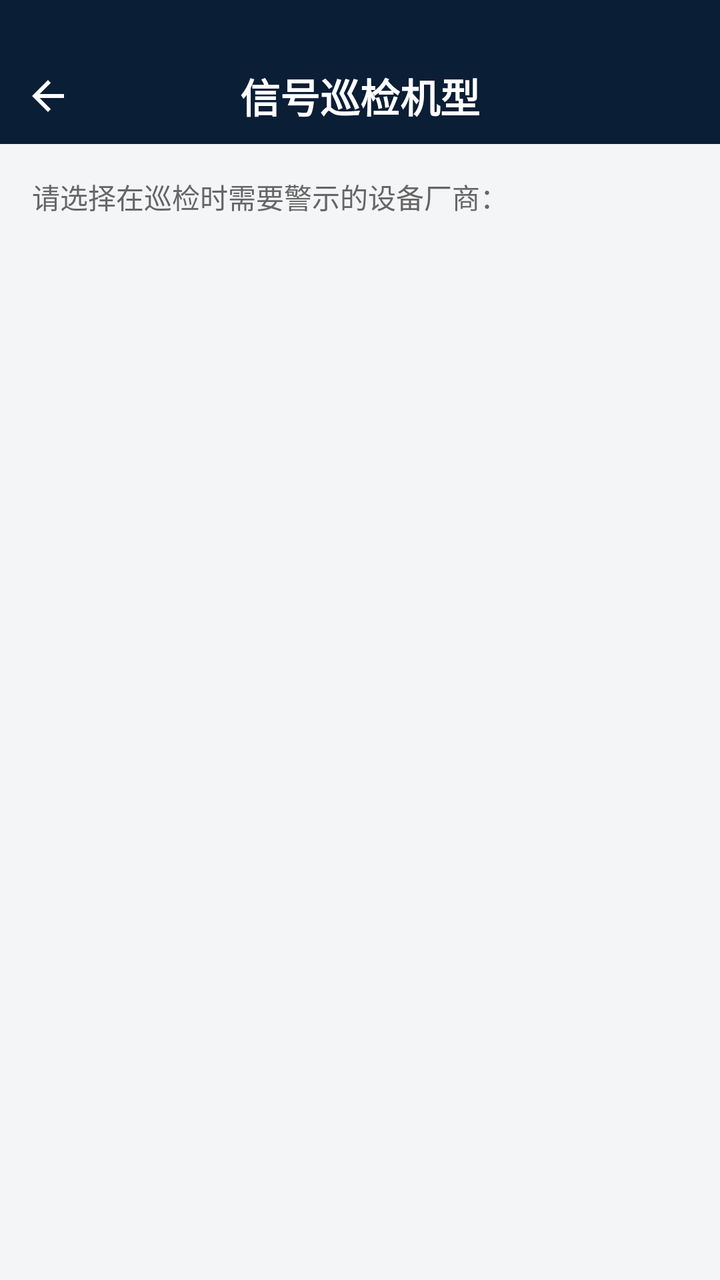
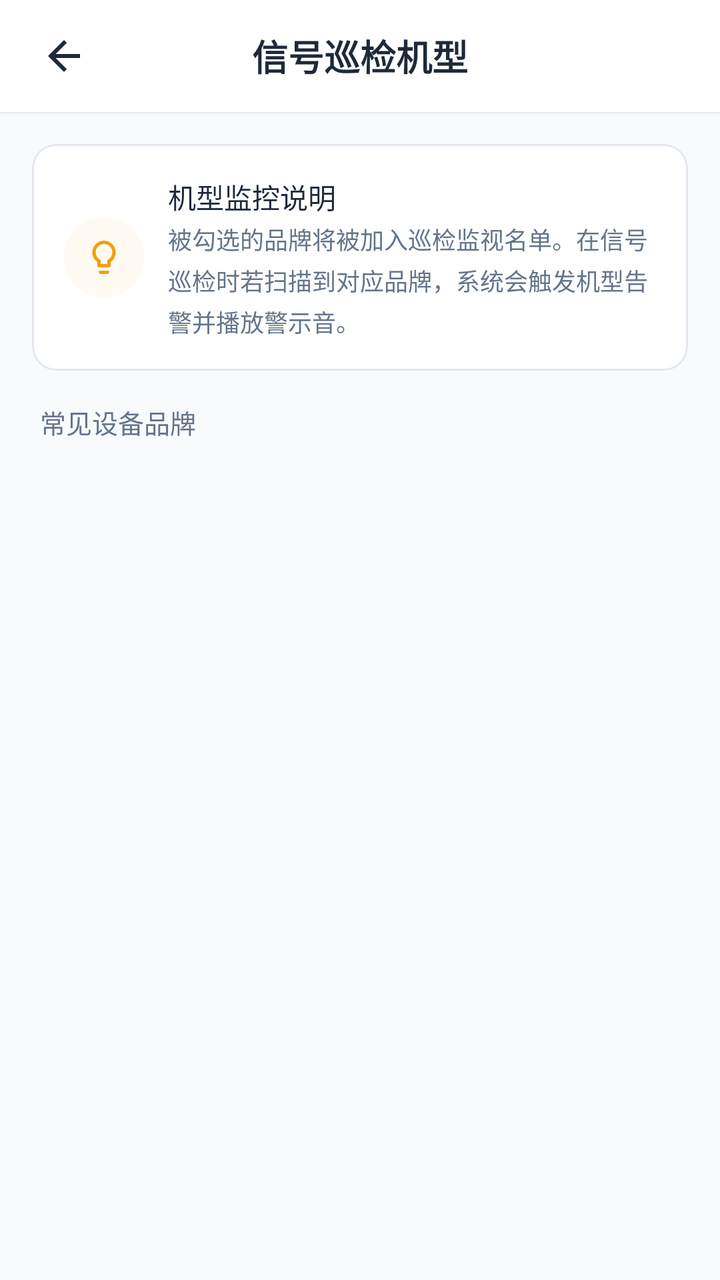

Before-and-after screenshots of an Android layout around one commit, followed by the original layout XML and the change that was made.
<!-- AndroidManifest.xml: application theme Theme.Signal_dectect -->
<!-- res/layout/activity_device_model.xml -->
<?xml version="1.0" encoding="utf-8"?>
<LinearLayout xmlns:android="http://schemas.android.com/apk/res/android"
    xmlns:app="http://schemas.android.com/apk/res-auto"
    android:layout_width="match_parent"
    android:layout_height="match_parent"
    android:orientation="vertical"
    android:background="#F4F5F7">

    
    <FrameLayout
        android:layout_width="match_parent"
        android:layout_height="72dp"
        android:background="#0A1E36"
        android:paddingTop="24dp">
        
        <ImageView
            android:id="@+id/iv_back"
            android:layout_width="48dp"
            android:layout_height="48dp"
            android:padding="12dp"
            android:src="@drawable/ic_back"
            android:layout_gravity="start|center_vertical"
            app:tint="#FFFFFF" />

        <TextView
            android:layout_width="wrap_content"
            android:layout_height="wrap_content"
            android:layout_gravity="center"
            android:text="信号巡检机型"
            android:textColor="#FFFFFF"
            android:textSize="20sp"
            android:fontFamily="sans-serif-black" />
    </FrameLayout>

    <TextView
        android:layout_width="match_parent"
        android:layout_height="wrap_content"
        android:padding="16dp"
        android:text="请选择在巡检时需要警示的设备厂商："
        android:textColor="#666666"
        android:textSize="14sp" />

    <androidx.recyclerview.widget.RecyclerView
        android:id="@+id/recycler_view"
        android:layout_width="match_parent"
        android:layout_height="match_parent"
        android:padding="8dp"
        android:clipToPadding="false" />

</LinearLayout>
<!-- resources referenced by this layout -->
<resources>
  <!-- drawable ic_back (drawable) -->
  <vector xmlns:android="http://schemas.android.com/apk/res/android"
      android:width="24dp"
      android:height="24dp"
      android:viewportWidth="24"
      android:viewportHeight="24">
    <path
        android:fillColor="#000000"
        android:pathData="M20,11H7.83l5.59,-5.59L12,4l-8,8l8,8l1.41,-1.41L7.83,13H20v-2z"/>
  </vector>
  <style name="Theme.Signal_dectect" parent="Theme.MaterialComponents.DayNight.NoActionBar">
          
          <item name="colorPrimary">@color/primary</item>
          <item name="colorPrimaryVariant">@color/primary_variant</item>
          <item name="colorOnPrimary">@color/on_primary</item>
          
          
          <item name="colorSecondary">@color/secondary</item>
          <item name="colorSecondaryVariant">@color/secondary_variant</item>
          <item name="colorOnSecondary">@color/on_secondary</item>
          
          
          <item name="android:windowBackground">@color/background</item>
          <item name="colorSurface">@color/surface</item>
          
          
          <item name="android:statusBarColor">@color/background</item>
          <item name="android:windowLightStatusBar">true</item>
          
          
      </style>
  <color name="primary">#2563EB</color>
  <color name="primary_variant">#1D4ED8</color>
  <color name="on_primary">#FFFFFF</color>
  <color name="secondary">#0EA5E9</color>
  <color name="secondary_variant">#0284C7</color>
  <color name="on_secondary">#FFFFFF</color>
  <color name="background">#F8FAFC</color>
  <color name="surface">#FFFFFF</color>
</resources>

<!-- the commit's change to res/layout/activity_device_model.xml (unified diff, before → after) -->
@@ -4,47 +4,117 @@
     android:layout_width="match_parent"
     android:layout_height="match_parent"
     android:orientation="vertical"
-    android:background="#F4F5F7">
+    android:background="@color/background">
 
     
-    <FrameLayout
+    <RelativeLayout
         android:layout_width="match_parent"
-        android:layout_height="72dp"
-        android:background="#0A1E36"
-        android:paddingTop="24dp">
-        
+        android:layout_height="56dp"
+        android:background="@color/surface"
+        android:elevation="1dp">
+
         <ImageView
             android:id="@+id/iv_back"
             android:layout_width="48dp"
             android:layout_height="48dp"
+            android:layout_alignParentStart="true"
+            android:layout_centerVertical="true"
+            android:layout_marginStart="8dp"
+            android:background="?android:attr/selectableItemBackgroundBorderless"
             android:padding="12dp"
             android:src="@drawable/ic_back"
-            android:layout_gravity="start|center_vertical"
-            app:tint="#FFFFFF" />
+            app:tint="@color/text_primary" />
 
         <TextView
             android:layout_width="wrap_content"
             android:layout_height="wrap_content"
-            android:layout_gravity="center"
+            android:layout_centerInParent="true"
+            android:fontFamily="sans-serif-black"
             android:text="信号巡检机型"
-            android:textColor="#FFFFFF"
-            android:textSize="20sp"
-            android:fontFamily="sans-serif-black" />
-    </FrameLayout>
+            android:textColor="@color/text_primary"
+            android:textSize="18sp" />
+    </RelativeLayout>
 
+    
+    <com.google.android.material.card.MaterialCardView
+        android:layout_width="match_parent"
+        android:layout_height="wrap_content"
+        android:layout_marginHorizontal="16dp"
+        android:layout_marginTop="16dp"
+        android:layout_marginBottom="8dp"
+        app:cardCornerRadius="12dp"
+        app:cardElevation="0dp"
+        app:strokeWidth="1dp"
+        app:strokeColor="#E2E8F0"
+        app:cardBackgroundColor="@color/surface">
+
+        <LinearLayout
+            android:layout_width="match_parent"
+            android:layout_height="wrap_content"
+            android:orientation="horizontal"
+            android:padding="16dp"
+            android:gravity="center_vertical">
+
+            <FrameLayout
+                android:layout_width="40dp"
+                android:layout_height="40dp"
+                android:background="@drawable/bg_icon_circle_orange"
+                android:backgroundTint="#0DF59E0B"
+                android:layout_marginRight="12dp">
+
+                <ImageView
+                    android:layout_width="20dp"
+                    android:layout_height="20dp"
+                    android:layout_gravity="center"
+                    android:src="@drawable/ic_help"
+                    app:tint="@color/warning" />
+            </FrameLayout>
+
+            <LinearLayout
+                android:layout_width="0dp"
+                android:layout_height="wrap_content"
+                android:layout_weight="1"
+                android:orientation="vertical">
+
+                <TextView
+                    android:layout_width="match_parent"
+                    android:layout_height="wrap_content"
+                    android:fontFamily="sans-serif-bold"
+                    android:text="机型监控说明"
+                    android:textColor="@color/text_primary"
+                    android:textSize="14sp"
+                    android:layout_marginBottom="2dp" />
+
+                <TextView
+                    android:layout_width="match_parent"
+                    android:layout_height="wrap_content"
+                    android:fontFamily="sans-serif"
+                    android:text="被勾选的品牌将被加入巡检监视名单。在信号巡检时若扫描到对应品牌，系统会触发机型告警并播放警示音。"
+                    android:textColor="@color/text_secondary"
+                    android:textSize="12sp"
+                    android:lineSpacingMultiplier="1.2" />
+            </LinearLayout>
+        </LinearLayout>
+    </com.google.android.material.card.MaterialCardView>
+
+    
     <TextView
         android:layout_width="match_parent"
         android:layout_height="wrap_content"
-        android:padding="16dp"
-        android:text="请选择在巡检时需要警示的设备厂商："
-        android:textColor="#666666"
-        android:textSize="14sp" />
+        android:layout_marginHorizontal="20dp"
+        android:layout_marginTop="8dp"
+        android:layout_marginBottom="4dp"
+        android:fontFamily="sans-serif-medium"
+        android:text="常见设备品牌"
+        android:textColor="@color/text_secondary"
+        android:textSize="13sp" />
 
+    
     <androidx.recyclerview.widget.RecyclerView
         android:id="@+id/recycler_view"
         android:layout_width="match_parent"
         android:layout_height="match_parent"
-        android:padding="8dp"
-        android:clipToPadding="false" />
+        android:clipToPadding="false"
+        android:paddingBottom="24dp" />
 
 </LinearLayout>
<!-- resource entries referenced after the edit -->
@@ -9,6 +9,16 @@
     <path
         android:fillColor="#000000"
         android:pathData="M20,11H7.83l5.59,-5.59L12,4l-8,8l8,8l1.41,-1.41L7.83,13H20v-2z"/>
+  </vector>
+  <!-- drawable ic_help (drawable) -->
+  <vector xmlns:android="http://schemas.android.com/apk/res/android"
+      android:width="24dp"
+      android:height="24dp"
+      android:viewportWidth="24"
+      android:viewportHeight="24">
+    <path
+        android:fillColor="#64748B"
+        android:pathData="M9,21c0,0.55 0.45,1 1,1h4c0.55,0 1,-0.45 1,-1v-1H9v1zm3,-19C8.14,2 5,5.14 5,9c0,2.38 1.19,4.47 3,5.74V17c0,0.55 0.45,1 1,1h6c0.55,0 1,-0.45 1,-1v-2.26c1.81,-1.27 3,-3.36 3,-5.74 0,-3.86 -3.14,-7 -7,-7zm2.85,11.1l-0.85,0.6V16h-4v-2.3l-0.85,-0.6C7.8,12.16 7,10.63 7,9c0,-2.76 2.24,-5 5,-5s5,2.24 5,5c0,1.63 -0.8,3.16 -2.15,4.1z"/>
   </vector>
   <style name="Theme.Signal_dectect" parent="Theme.MaterialComponents.DayNight.NoActionBar">
           
@@ -39,5 +49,14 @@
   <color name="on_secondary">#FFFFFF</color>
   <color name="background">#F8FAFC</color>
   <color name="surface">#FFFFFF</color>
+  <color name="text_primary">#1E293B</color>
+  <color name="text_secondary">#64748B</color>
+  <color name="warning">#F59E0B</color>
+  <!-- drawable bg_icon_circle_orange (drawable) -->
+  <?xml version="1.0" encoding="utf-8"?>
+  <shape xmlns:android="http://schemas.android.com/apk/res/android"
+      android:shape="oval">
+      <solid android:color="#FEF3C7" />
+  </shape>
 </resources>
 
